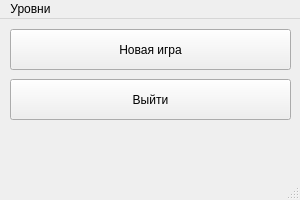
Before: the Qt Designer form reports/Galanin_Pavel/lab3/src/gpi_osisp5_option5/gpi_mainwindow.ui in BrSTU-PO4-190333/general_5sem_OSiSP, drawn with Qt 5.
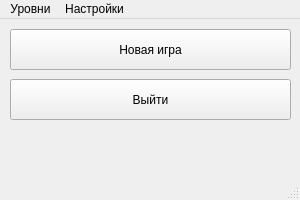
After: the same form once the commit is applied.

Commit message: lab3/Galanin_Pavel : Added actionSelectFont

```diff
--- a/reports/Galanin_Pavel/lab3/src/gpi_osisp5_option5/gpi_mainwindow.ui
+++ b/reports/Galanin_Pavel/lab3/src/gpi_osisp5_option5/gpi_mainwindow.ui
@@ -56,7 +56,14 @@
     </property>
     <addaction name="actionLevel1"/>
    </widget>
+   <widget class="QMenu" name="menuSettings">
+    <property name="title">
+     <string>Настройки</string>
+    </property>
+    <addaction name="actionSelectFont"/>
+   </widget>
    <addaction name="menuLevels"/>
+   <addaction name="menuSettings"/>
   </widget>
   <widget class="QStatusBar" name="statusbar"/>
   <action name="actionLevel1">
```
Left out of the diff: 5 changed lines with no effect on the pictures. The commit also changes 2 other files.
